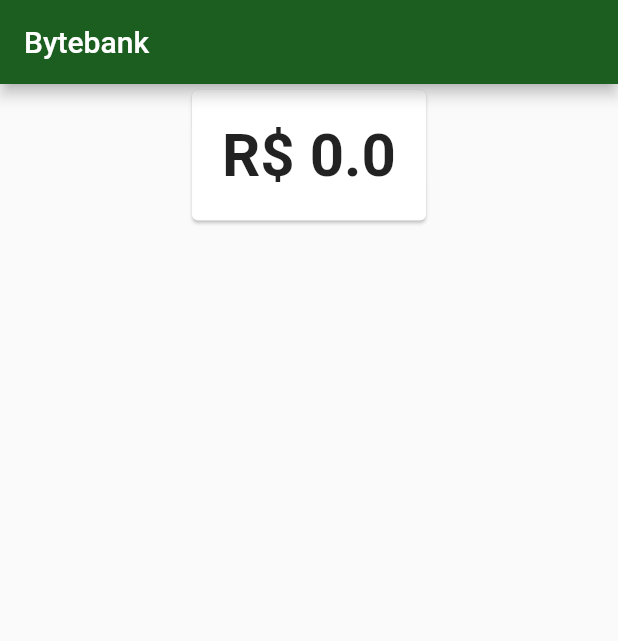
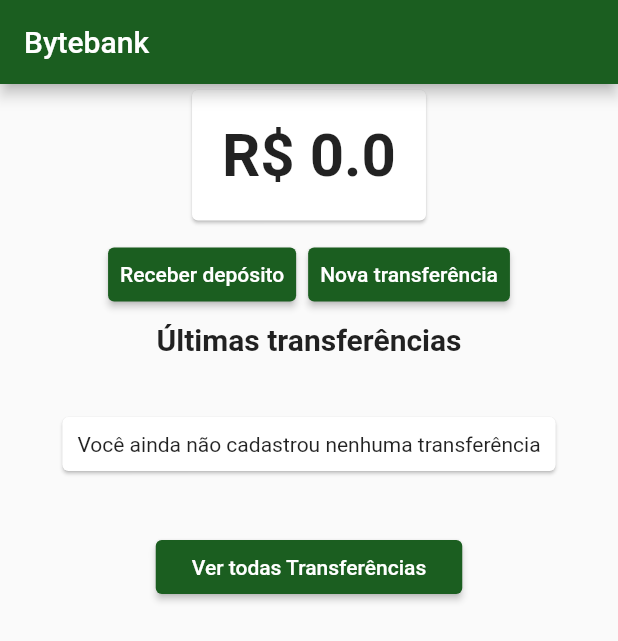
Before and after one commit to gabrieldarlan/bytebank_modulo_transferencia, a Flutter app: the screen it shows after launch, on a phone screen of 412 x 824 dp. Shown: the top 641 px of the screen. Run offline on Flutter 3.47's test engine with Material 2 defaults, Android fonts, the phone set to English and light mode, and no system bars.

```diff
--- a/lib/models/saldo.dart
+++ b/lib/models/saldo.dart
@@ -1,8 +1,18 @@
 import 'package:flutter/material.dart';
 
-class Saldo extends ChangeNotifier{
-  final double valor;
+class Saldo extends ChangeNotifier {
+  double valor;
   Saldo(this.valor);
+
+  void adiciona(double valor) {
+    this.valor += valor;
+    notifyListeners();
+  }
+
+  void subtrai(double valor) {
+    this.valor -= valor;
+    notifyListeners();
+  }
 
   @override
   String toString() {
--- /dev/null
+++ b/lib/models/transferencias.dart
@@ -0,0 +1,14 @@
+import 'package:bytebank/models/transferencia.dart';
+import 'package:flutter/material.dart';
+
+class Transferencias extends ChangeNotifier {
+  final List<Transferencia> _transferencias = [];
+
+  List<Transferencia> get transferencia => _transferencias;
+
+  adiciona(Transferencia novaTransferencia) {
+    transferencia.add(novaTransferencia);
+
+    notifyListeners();
+  }
+}
--- a/lib/screens/dashboard/dashboard.dart
+++ b/lib/screens/dashboard/dashboard.dart
@@ -1,4 +1,7 @@
 import 'package:bytebank/screens/dashboard/saldo.dart';
+import 'package:bytebank/screens/deposito/formulario.dart';
+import 'package:bytebank/screens/transferencia/formulario.dart';
+import 'package:bytebank/screens/transferencia/ultimas.dart';
 import 'package:flutter/material.dart';
 
 class Dashboard extends StatelessWidget {
@@ -8,9 +11,47 @@ class Dashboard extends StatelessWidget {
       appBar: AppBar(
         title: Text('Bytebank'),
       ),
-      body: Align(
-        child: SaldoCard(),
-        alignment: Alignment.topCenter,
+      body: ListView(
+        children: <Widget>[
+          Align(
+            child: SaldoCard(),
+            alignment: Alignment.topCenter,
+          ),
+          ButtonBar(
+            alignment: MainAxisAlignment.center,
+            children: <Widget>[
+              RaisedButton(
+                color: Theme.of(context).primaryColor,
+                onPressed: () {
+                  Navigator.push(
+                    context,
+                    MaterialPageRoute(
+                      builder: (context) {
+                        return FormularioDeposito();
+                      },
+                    ),
+                  );
+                },
+                child: Text('Receber depósito'),
+              ),
+              RaisedButton(
+                color: Theme.of(context).primaryColor,
+                onPressed: () {
+                  Navigator.push(
+                    context,
+                    MaterialPageRoute(
+                      builder: (context) {
+                        return FormularioTransferencia();
+                      },
+                    ),
+                  );
+                },
+                child: Text('Nova transferência'),
+              ),
+            ],
+          ),
+          UltimasTransferencias(),
+        ],
       ),
     );
   }
--- /dev/null
+++ b/lib/screens/transferencia/ultimas.dart
@@ -0,0 +1,80 @@
+import 'package:bytebank/component/item_transferencia.dart';
+import 'package:bytebank/models/transferencias.dart';
+import 'package:bytebank/screens/transferencia/lista.dart';
+import 'package:flutter/material.dart';
+import 'package:provider/provider.dart';
+
+final _titulo = 'Últimas transferências';
+
+class UltimasTransferencias extends StatelessWidget {
+  @override
+  Widget build(BuildContext context) {
+    return Column(
+      children: <Widget>[
+        Text(
+          _titulo,
+          style: TextStyle(
+            fontWeight: FontWeight.bold,
+            fontSize: 20,
+          ),
+        ),
+        Consumer<Transferencias>(
+          builder: (context, transferencias, child) {
+            final _ultimasTransferencias =
+                transferencias.transferencia.reversed.toList();
+            final _quantidade = transferencias.transferencia.length;
+            int tamanho = 2;
+
+            if (_quantidade == 0) {
+              return SemTransferenciaCadastrada();
+            }
+
+            if (_quantidade < 3) {
+              tamanho = _quantidade;
+            }
+            return ListView.builder(
+              padding: EdgeInsets.all(8),
+              itemCount: tamanho,
+              shrinkWrap: true,
+              itemBuilder: (context, indice) {
+                return ItemTransferencia(
+                  _ultimasTransferencias[indice],
+                );
+              },
+            );
+          },
+        ),
+        RaisedButton(
+          color: Theme.of(context).primaryColor,
+          onPressed: () {
+            Navigator.push(
+              context,
+              MaterialPageRoute(
+                builder: (context) {
+                  return ListaTransferencias();
+                },
+              ),
+            );
+          },
+          child: Text('Ver todas Transferências'),
+        ),
+      ],
+    );
+  }
+}
+
+class SemTransferenciaCadastrada extends StatelessWidget {
+  @override
+  Widget build(BuildContext context) {
+    return Card(
+      margin: EdgeInsets.all(40.0),
+      child: Padding(
+        padding: EdgeInsets.all(10),
+        child: Text(
+          'Você ainda não cadastrou nenhuma transferência',
+          textAlign: TextAlign.center,
+        ),
+      ),
+    );
+  }
+}
```
Also changed, not shown: lib/component/item_transferencia.dart (+5 -2 lines), lib/main.dart (+10 -2 lines), lib/models/transferencia.dart (+5 -3 lines), lib/screens/deposito/formulario.dart (added, +58 -0 lines), lib/screens/transferencia/formulario.dart (+37 -21 lines), lib/screens/transferencia/lista.dart (+12 -24 lines).
